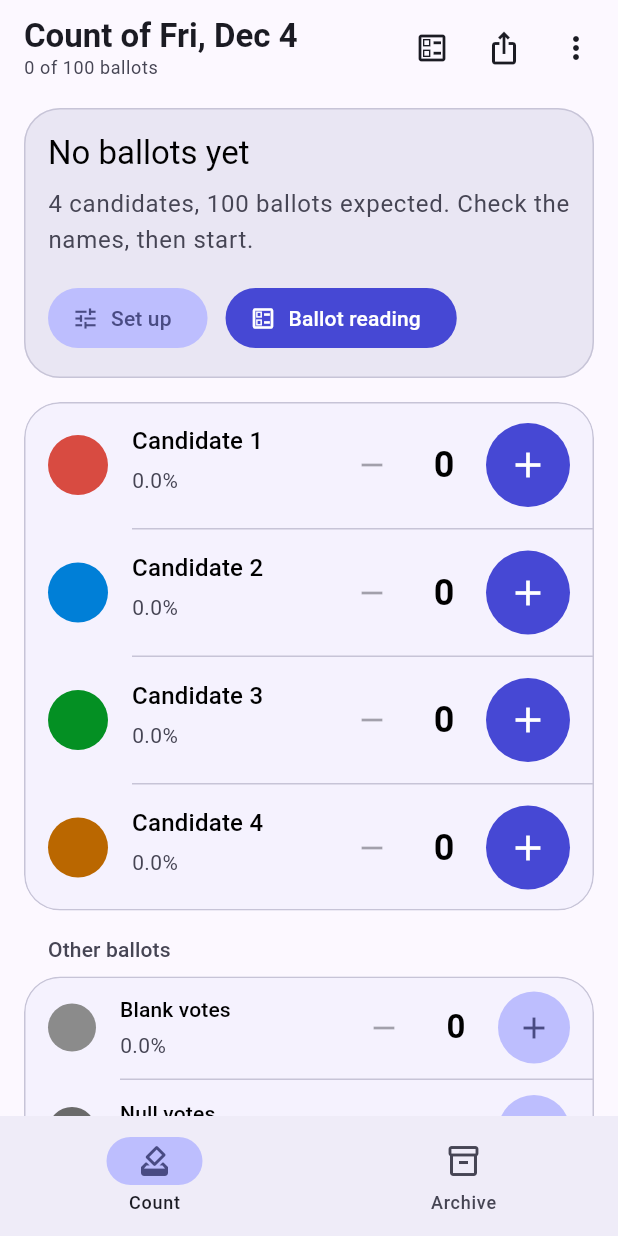
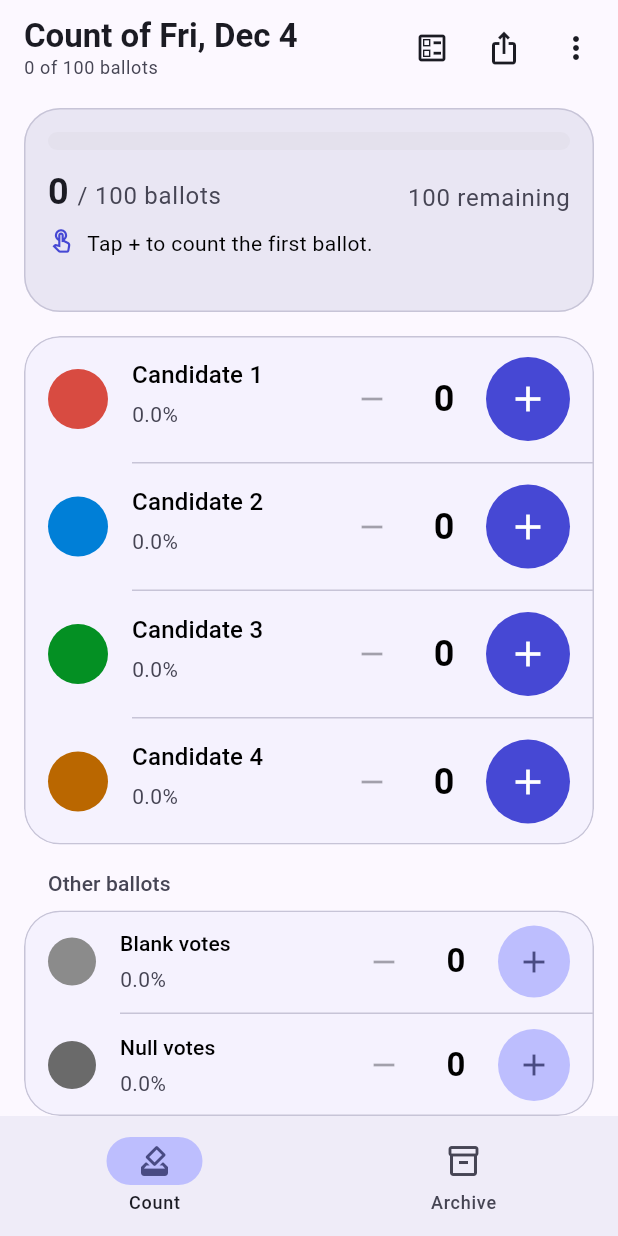
Before and after one commit to vantaggi/voto_tracker, a Flutter app: the screen it shows after launch, on a phone screen of 412 x 824 dp. Run offline on Flutter 3.47's test engine with Material 3 defaults, Android fonts, the phone set to English and light mode, and no system bars; drawn by our look-alikes of dynamic_color; our stand-ins replace cupertino_ui, file_picker, fl_chart, material_ui, pdf, printing and 4 more; statements that could not run were skipped.

Commit message:
fix(home): i + non saltano più al primo voto (FIX-014)
Trovato sul telefono: il riquadro "Nessuna scheda ancora" (con Imposta e
Lettura schede) era più alto del riepilogo in corso. Al primo voto la lista
saliva di 165 px (~63 dp) e dei 20 tocchi veloci sul + ne contava uno.

- Il riepilogo ha sempre la stessa forma: barra, "0 / 100 schede",
  "100 rimanenti" e "Tocca + per contare la prima scheda" al posto di
  "In testa"; Imposta e Lettura schede restano nel menu e nella barra.
- La riga "In testa" tiene sempre il posto di due righe: anche quando cambia
  chi è in testa la lista non si muove.
- Test: "al primo voto i + non si spostano" (fallisce prima del fix).
- Stringhe: summaryEmptyHint al posto di summaryEmptyBody e summarySetup.

Verifica: flutter analyze -> No issues found!; flutter test -> 161 test,
All tests passed! Golden invariati; rese con Roboto di Home vuota e dopo il
primo voto guardate: righe alla stessa altezza.

Co-Authored-By: Claude Opus 5.5 <noreply@anthropic.com>
Claude-Session: https://claude.ai/code/session_01HWQCNvMJ4x2iwKFiDPdUZE

```diff
--- a/lib/l10n/app_en.arb
+++ b/lib/l10n/app_en.arb
@@ -131,9 +131,7 @@
   "@summaryLeading": {"placeholders": {"name": {"type": "String"}}},
   "summaryLeadingTie": "Tie for the lead",
   "summaryEmptyTitle": "No ballots yet",
-  "summaryEmptyBody": "{candidates} candidates, {total} ballots expected. Check the names, then start.",
-  "@summaryEmptyBody": {"placeholders": {"candidates": {"type": "int"}, "total": {"type": "int"}}},
-  "summarySetup": "Set up",
+  "summaryEmptyHint": "Tap + to count the first ballot.",
   "shareResults": "Share results",
   "otherBallots": "Other ballots",
   "candidateRowSemantics": "{name}: {votes} votes, {percent}",
--- a/lib/l10n/app_it.arb
+++ b/lib/l10n/app_it.arb
@@ -131,9 +131,7 @@
   "@summaryLeading": {"placeholders": {"name": {"type": "String"}}},
   "summaryLeadingTie": "Pareggio in testa",
   "summaryEmptyTitle": "Nessuna scheda ancora",
-  "summaryEmptyBody": "{candidates} candidati, {total} schede attese. Controlla i nomi, poi inizia.",
-  "@summaryEmptyBody": {"placeholders": {"candidates": {"type": "int"}, "total": {"type": "int"}}},
-  "summarySetup": "Imposta",
+  "summaryEmptyHint": "Tocca + per contare la prima scheda.",
   "shareResults": "Condividi i risultati",
   "otherBallots": "Altre schede",
   "candidateRowSemantics": "{name}: {votes} voti, {percent}",
--- a/lib/l10n/app_localizations.dart
+++ b/lib/l10n/app_localizations.dart
@@ -679,17 +679,11 @@ abstract class AppLocalizations {
   /// **'No ballots yet'**
   String get summaryEmptyTitle;
 
-  /// No description provided for @summaryEmptyBody.
+  /// No description provided for @summaryEmptyHint.
   ///
   /// In en, this message translates to:
-  /// **'{candidates} candidates, {total} ballots expected. Check the names, then start.'**
-  String summaryEmptyBody(int candidates, int total);
-
-  /// No description provided for @summarySetup.
-  ///
-  /// In en, this message translates to:
-  /// **'Set up'**
-  String get summarySetup;
+  /// **'Tap + to count the first ballot.'**
+  String get summaryEmptyHint;
 
   /// No description provided for @shareResults.
   ///
--- a/lib/l10n/app_localizations_en.dart
+++ b/lib/l10n/app_localizations_en.dart
@@ -348,12 +348,7 @@ class AppLocalizationsEn extends AppLocalizations {
   String get summaryEmptyTitle => 'No ballots yet';
 
   @override
-  String summaryEmptyBody(int candidates, int total) {
-    return '$candidates candidates, $total ballots expected. Check the names, then start.';
-  }
-
-  @override
-  String get summarySetup => 'Set up';
+  String get summaryEmptyHint => 'Tap + to count the first ballot.';
 
   @override
   String get shareResults => 'Share results';
--- a/lib/l10n/app_localizations_it.dart
+++ b/lib/l10n/app_localizations_it.dart
@@ -350,12 +350,7 @@ class AppLocalizationsIt extends AppLocalizations {
   String get summaryEmptyTitle => 'Nessuna scheda ancora';
 
   @override
-  String summaryEmptyBody(int candidates, int total) {
-    return '$candidates candidati, $total schede attese. Controlla i nomi, poi inizia.';
-  }
-
-  @override
-  String get summarySetup => 'Imposta';
+  String get summaryEmptyHint => 'Tocca + per contare la prima scheda.';
 
   @override
   String get shareResults => 'Condividi i risultati';
--- a/lib/utils/app_constants.dart
+++ b/lib/utils/app_constants.dart
@@ -14,6 +14,9 @@ class AppStrings {
 }
 
 class AppDimensions {
+  /// Icona delle righe "In testa" e "Tocca + per contare" del riepilogo.
+  static const double summaryInfoIcon = 18;
+
   static const double paddingAll = 16.0;
   static const double paddingIconText = 12.0;
   static const double paddingAppBarIcon = 8.0;
--- a/lib/widgets/vote_summary_card.dart
+++ b/lib/widgets/vote_summary_card.dart
@@ -3,7 +3,6 @@ import 'package:provider/provider.dart';
 import 'package:voto_tracker/l10n/l10n_ext.dart';
 import 'package:voto_tracker/models/candidate.dart';
 import 'package:voto_tracker/providers/scrutiny_provider.dart';
-import 'package:voto_tracker/screens/home_actions.dart';
 import 'package:voto_tracker/utils/app_constants.dart';
 import 'package:voto_tracker/widgets/export_sheet.dart';
 import 'package:voto_tracker/widgets/vote_stacked_bar.dart';
@@ -13,65 +12,17 @@ const _tabular = [FontFeature.tabularFigures()];
 /// Riepilogo in cima alla Home (R2): barra con i colori dei candidati,
 /// schede contate e rimanenti, chi è in testa.
 ///
-/// Tre stati: nessuna scheda (spiega cosa fare), in corso, esito (eletto,
-/// vittoria matematica, pareggio, ballottaggio, quorum non raggiunto).
+/// Stati: nessuna scheda, in corso, esito (eletto, vittoria matematica,
+/// pareggio, ballottaggio, quorum non raggiunto). Senza schede la card ha la
+/// stessa forma di quella in corso, con "Tocca + per contare" al posto di chi
+/// è in testa: al primo voto l'altezza non cambia e la lista sotto non sale,
+/// così il + resta sotto il dito (FIX-014).
 class VoteSummaryCard extends StatelessWidget {
   const VoteSummaryCard({super.key});
 
   @override
   Widget build(BuildContext context) {
-    final provider = context.watch<ScrutinyProvider>();
-    if (provider.totalVotesAssigned == 0 && !provider.canRedo) {
-      return const _EmptySummary();
-    }
-    return _CountingSummary(provider: provider);
-  }
-}
-
-class _EmptySummary extends StatelessWidget {
-  const _EmptySummary();
-
-  @override
-  Widget build(BuildContext context) {
-    final provider = context.watch<ScrutinyProvider>();
-    final l10n = context.l10n;
-    final tt = Theme.of(context).textTheme;
-    final cs = Theme.of(context).colorScheme;
-    final real = provider.candidates.where((c) => !c.isTechnical).length;
-    return Card.filled(
-      color: cs.surfaceContainerHigh,
-      child: Padding(
-        padding: const EdgeInsets.all(AppSpacing.l),
-        child: Column(
-          crossAxisAlignment: CrossAxisAlignment.start,
-          children: [
-            Text(l10n.summaryEmptyTitle, style: tt.titleLarge),
-            const SizedBox(height: AppSpacing.s),
-            Text(
-              l10n.summaryEmptyBody(real, provider.settings.totalVoters),
-              style: tt.bodyLarge?.copyWith(color: cs.onSurfaceVariant),
-            ),
-            const SizedBox(height: AppSpacing.l),
-            Wrap(
-              spacing: AppSpacing.m,
-              runSpacing: AppSpacing.s,
-              children: [
-                FilledButton.tonalIcon(
-                  onPressed: () => HomeActions.openSettings(context),
-                  icon: const Icon(Icons.tune),
-                  label: Text(l10n.summarySetup),
-                ),
-                FilledButton.icon(
-                  onPressed: () => HomeActions.openBallotReading(context),
-                  icon: const Icon(Icons.ballot_outlined),
-                  label: Text(l10n.ballotReadingTitle),
-                ),
-              ],
-            ),
-          ],
-        ),
-      ),
-    );
+    return _CountingSummary(provider: context.watch<ScrutinyProvider>());
   }
 }
 
@@ -191,38 +142,77 @@ class _CountingSummary extends StatelessWidget {
     );
   }
 
-  /// "In testa X" (o "Pareggio in testa") e i voti che mancano alla vittoria.
+  /// "In testa X" (o "Pareggio in testa") e i voti che mancano alla
+  /// vittoria; senza schede, "Tocca + per contare".
   List<Widget> _leader(BuildContext context) {
     final l10n = context.l10n;
-    final tt = Theme.of(context).textTheme;
-    final cs = Theme.of(context).colorScheme;
     final leaders = [
       for (final c in provider.candidates)
         if (!c.isTechnical && c.rank == 1 && c.votes > 0) c,
     ];
-    if (leaders.isEmpty) return const [];
+    if (leaders.isEmpty) {
+      return [
+        const SizedBox(height: AppSpacing.s),
+        _InfoLine(icon: Icons.touch_app_outlined, text: l10n.summaryEmptyHint),
+      ];
+    }
     final toWin = provider.votesUntilMajority;
     return [
       const SizedBox(height: AppSpacing.s),
-      Row(
-        crossAxisAlignment: CrossAxisAlignment.start,
-        children: [
-          Icon(Icons.emoji_events_outlined, size: 18, color: cs.primary),
-          const SizedBox(width: AppSpacing.s),
-          Expanded(
-            child: Text(
-              [
+      _InfoLine(
+        icon: Icons.emoji_events_outlined,
+        text: [
           leaders.length == 1
               ? l10n.summaryLeading(leaders.first.name)
               : l10n.summaryLeadingTie,
           if (toWin != null && toWin > 0) l10n.votesToWin(toWin),
         ].join(' · '),
-              style: tt.bodyMedium,
+      ),
+    ];
+  }
+}
+
+/// Riga con icona del riepilogo. Tiene sempre il posto di due righe di testo:
+/// quando cambia chi è in testa, o al primo voto, l'altezza non cambia e la
+/// lista sotto resta ferma (FIX-014).
+class _InfoLine extends StatelessWidget {
+  const _InfoLine({required this.icon, required this.text});
+
+  final IconData icon;
+  final String text;
+
+  @override
+  Widget build(BuildContext context) {
+    final style = Theme.of(context).textTheme.bodyMedium;
+    final cs = Theme.of(context).colorScheme;
+    return Row(
+      crossAxisAlignment: CrossAxisAlignment.start,
+      children: [
+        Icon(icon, size: AppDimensions.summaryInfoIcon, color: cs.primary),
+        const SizedBox(width: AppSpacing.s),
+        Expanded(
+          child: Stack(
+            children: [
+              ExcludeSemantics(
+                child: Visibility(
+                  visible: false,
+                  maintainState: true,
+                  maintainAnimation: true,
+                  maintainSize: true,
+                  child: Text('\n', style: style),
+                ),
+              ),
+              Text(
+                text,
+                style: style,
+                maxLines: 2,
+                overflow: TextOverflow.ellipsis,
+              ),
+            ],
           ),
         ),
       ],
-      ),
-    ];
+    );
   }
 }
 
```
Also changed, not shown: 3 other files. Lines whose indentation alone changed are shown as unchanged.
